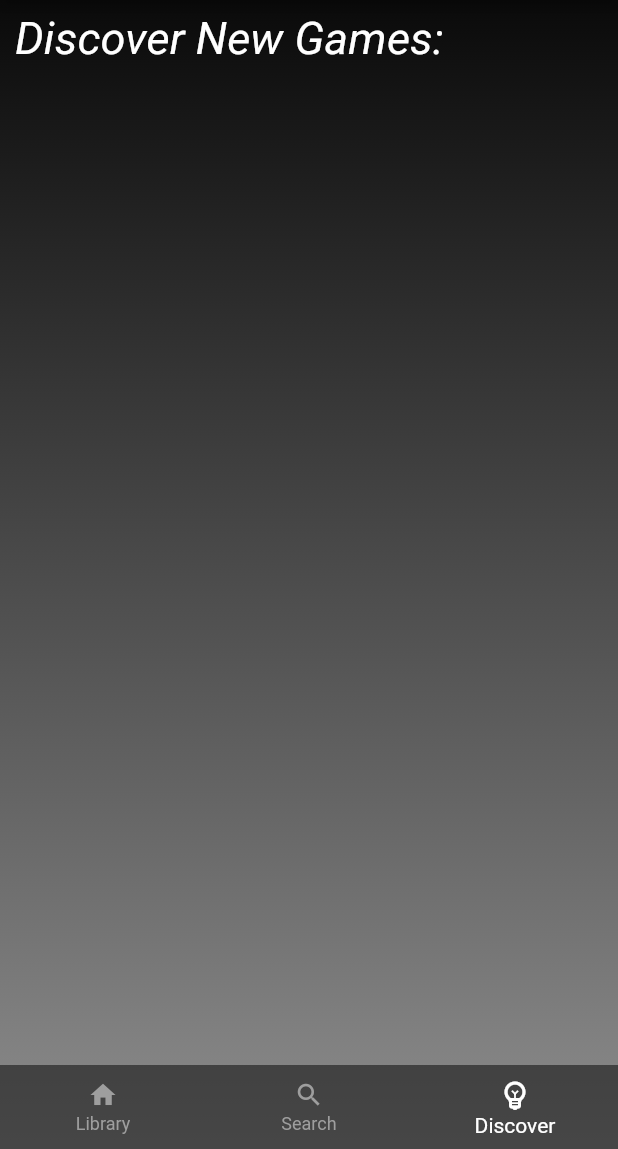
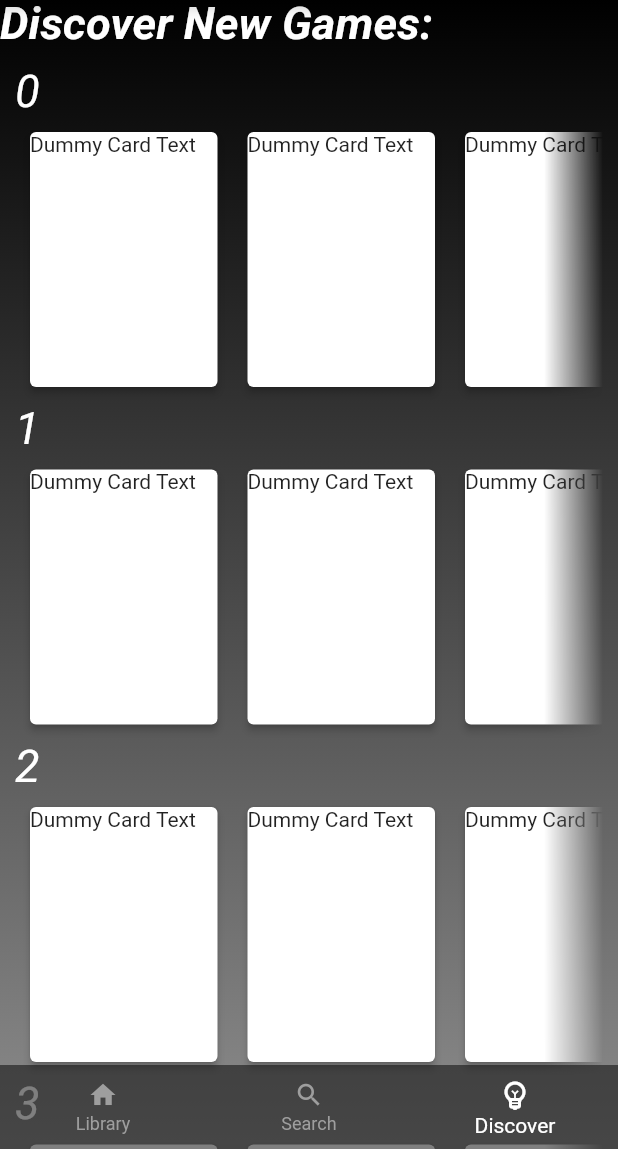
Before and after one commit to AlainAmbrose/TopTier-Games, a Flutter app: the HomePage screen opened directly, item 3 of the bottom bar chosen, on a phone screen of 412 x 824 dp, the part 87-1236 px from its top. Run offline on Flutter 3.47's test engine with Material 2 defaults, Android fonts, the phone set to English and light mode, and no system bars; our stand-ins replace fluttertoast; Roboto replaces fonts that are missing (Inter-Bold, Inter-Regular).

Commit message:
created basic card layout for the discover page

```diff
--- a/frontendmobile/lib/bottomNavBar.dart
+++ b/frontendmobile/lib/bottomNavBar.dart
@@ -64,7 +64,7 @@ class _HomePageState extends State<HomePage> {
     } else if (selectedIndex==1) {
       return const SearchPage();
     } else if (selectedIndex==2) {
-      return const DiscoverPage();
+      return DiscoverPage();
     }
   }
 
--- a/frontendmobile/lib/discover.dart
+++ b/frontendmobile/lib/discover.dart
@@ -1,13 +1,74 @@
 import 'package:flutter/material.dart';
-import 'package:http/http.dart' as http;
+//import 'package:http/http.dart' as http;
 
-class DiscoverPage extends StatelessWidget {
+class DiscoverPage extends StatefulWidget {
   const DiscoverPage({super.key});
+  @override
+  _DiscoverPageState createState() => _DiscoverPageState();
+}
+
+class _DiscoverPageState extends State<DiscoverPage> {
+  late ScrollController controller;
+  List<String> items = List.generate(10, (index) => 'Hello $index');
+
+  @override
+
+  Widget _buildCardsList(int item) {
+    return Column(
+      mainAxisSize: MainAxisSize.min,
+      children: <Widget>[
+         Container(
+           alignment: Alignment.topLeft,
+           child: Text(
+             '$item',
+             style: const TextStyle(
+                 color: Colors.white,
+                 fontFamily: 'Inter-Regular',
+                 fontStyle: FontStyle.italic,
+                 fontWeight: FontWeight.w400,
+                 fontSize: 30),
+           ),
+         ),
+        SizedBox(
+          height: 190.0,
+          child: Container(
+            color: Colors.transparent,
+            child: ShaderMask(
+              shaderCallback: (Rect rect) {
+              return const LinearGradient(
+              //begin: Alignment.center,
+              end: Alignment.centerRight,
+              colors: [Colors.transparent, Colors.transparent, Colors.transparent, Colors.purple],
+              stops: [0.0, 0.1, 0.9, 1.0], // 10% purple, 80% transparent, 10% purple
+              ).createShader(rect);
+              },
+              blendMode: BlendMode.dstOut,
+              child: ListView.builder(
+              //physics: const ClampingScrollPhysics(),
+              shrinkWrap: true,
+              scrollDirection: Axis.horizontal,
+              itemCount: 8 ,
+              itemBuilder: (BuildContext context, int index) => const Card(
+                elevation: 2,
+                margin:  EdgeInsets.all(10.0),
+                child: SizedBox(
+                    width: 125.0,
+                    child: Text(
+                        'Dummy Card Text'
+                    )
+                ),
+              ),
+            ),
+          ),
+        ),
+        ),
+      ],
+    );
+  }
 
   @override
   Widget build(BuildContext context) {
     return Scaffold(
-      extendBodyBehindAppBar: true,
       appBar: AppBar(
         automaticallyImplyLeading: false,
         title: const Text(
@@ -17,7 +78,6 @@ class DiscoverPage extends StatelessWidget {
               fontWeight: FontWeight.w800,
               fontStyle: FontStyle.italic,
               fontSize: 25),
-
         ),
         backgroundColor: Colors.black,
       ),
@@ -29,22 +89,33 @@ class DiscoverPage extends StatelessWidget {
             end: Alignment.bottomCenter,
           ),
         ),
-        child: ListView(
+        child: SingleChildScrollView(
+          child: Column(
+            mainAxisSize: MainAxisSize.min,
             children: <Widget>[
               Container(
-                margin: const EdgeInsets.all(10.0),
-                child: const Text('Discover New Games:',
+                alignment: Alignment.topLeft,
+                child: const Text(
+                  'Discover New Games:',
                   style: TextStyle(
                       color: Colors.white,
                       fontFamily: 'Inter-Bold',
                       fontStyle: FontStyle.italic,
+                      fontWeight: FontWeight.w700,
                       fontSize: 30),
-                      ),
+                ),
               ),
-              Container(
-
-              ),
-           ],
+              ListView.builder(
+                itemCount: 7,
+                shrinkWrap: true,
+                physics: const ClampingScrollPhysics(),
+                padding: const EdgeInsets.all(10.0),
+                itemBuilder: (BuildContext context, int index) {
+                  return _buildCardsList(index);
+                },
+              )
+            ],
+          ),
         ),
       ),
     );
--- a/frontendmobile/lib/library.dart
+++ b/frontendmobile/lib/library.dart
@@ -1,5 +1,5 @@
 import 'package:flutter/material.dart';
-import 'gameFunctions.dart';
+//import 'gameFunctions.dart';
 
 class LibraryPage extends StatelessWidget {
   const LibraryPage ({super.key});
--- a/frontendmobile/lib/search.dart
+++ b/frontendmobile/lib/search.dart
@@ -1,5 +1,4 @@
 import 'package:flutter/material.dart';
-import 'package:http/http.dart' as http;
 
 class SearchPage extends StatelessWidget {
   const SearchPage({super.key});
```
